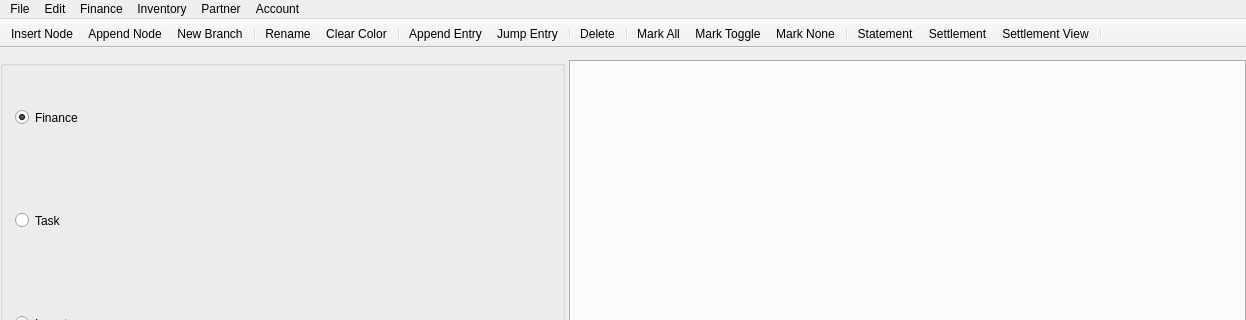
ytxerp/ytx-client, file mainwindow/mainwindow.ui: the form before one commit; both pictures show x 0 to 1246 and y 0 to 320 of the 1246 by 722 pixel window.
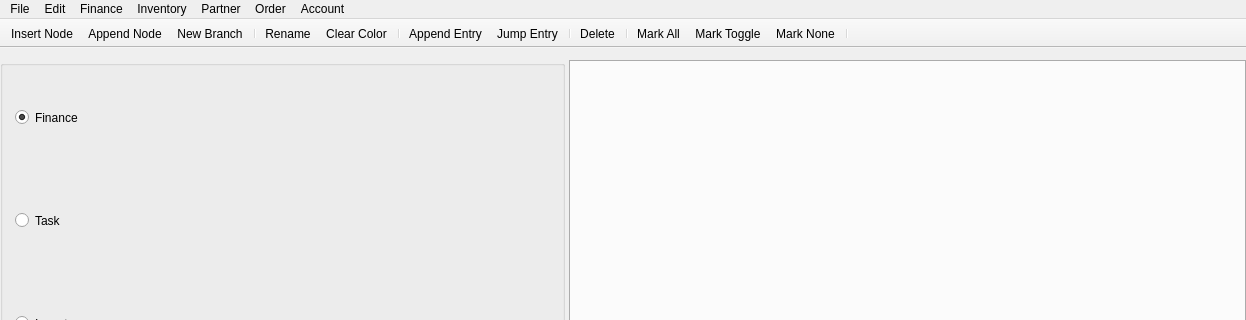
The form after the commit.

Commit message: Impl OrderOverview

The edit to the form file:
```diff
--- a/mainwindow/mainwindow.ui
+++ b/mainwindow/mainwindow.ui
@@ -365,11 +365,21 @@
     </property>
     <addaction name="actionHeatPartner"/>
    </widget>
+   <widget class="QMenu" name="menuOrder">
+    <property name="title">
+     <string>Order</string>
+    </property>
+    <addaction name="actionStatement"/>
+    <addaction name="actionSettlement"/>
+    <addaction name="actionSettlementView"/>
+    <addaction name="actionOrderOverview"/>
+   </widget>
    <addaction name="menuFile"/>
    <addaction name="menuEdit"/>
    <addaction name="menuFinance"/>
    <addaction name="menuInventory"/>
    <addaction name="menuPartner"/>
+   <addaction name="menuOrder"/>
    <addaction name="menuAccount"/>
   </widget>
   <widget class="QStatusBar" name="statusbar"/>
@@ -405,10 +415,6 @@
    <addaction name="actionMarkToggle"/>
    <addaction name="actionMarkNone"/>
    <addaction name="separator"/>
-   <addaction name="actionStatement"/>
-   <addaction name="actionSettlement"/>
-   <addaction name="actionSettlementView"/>
-   <addaction name="separator"/>
   </widget>
   <action name="actionInsertNode">
    <property name="text">
```
Left out of the diff: 8 changed lines with no effect on the pictures. The commit also changes 29 other files.
